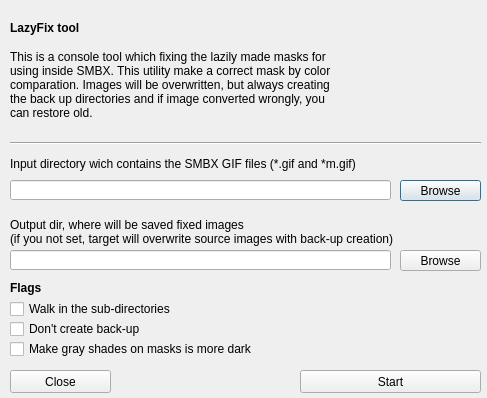
Above: Editor/external_tools/lazyfixtool_gui.ui from WohlSoft/Moondust-Project before the change. Below: the same form after it.
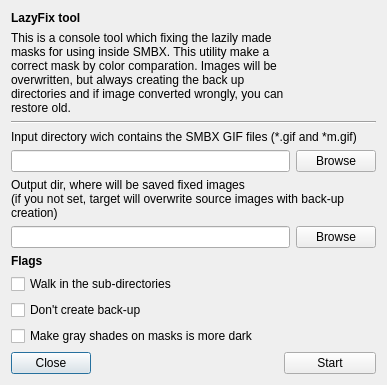
That is the form after the change. Icons and pictures are not drawn.

Commit message: Added console output for lauched external tools Any tool outputs will be displayed into the Developer Console tab

Diff of the .ui file:
```diff
--- a/Editor/external_tools/lazyfixtool_gui.ui
+++ b/Editor/external_tools/lazyfixtool_gui.ui
@@ -23,109 +23,26 @@
    <iconset resource="../_resources/editor.qrc">
     <normaloff>:/images/extermal_tools/cat_glasses_128.png</normaloff>:/images/extermal_tools/cat_glasses_128.png</iconset>
   </property>
-  <widget class="QPushButton" name="BrowseInput">
-   <property name="geometry">
-    <rect>
-     <x>400</x>
-     <y>180</y>
-     <width>81</width>
-     <height>21</height>
-    </rect>
+  <layout class="QGridLayout" name="gridLayout" rowstretch="0,10,0,0,0,0,0,0,0,0,0,0">
+   <property name="sizeConstraint">
+    <enum>QLayout::SetFixedSize</enum>
    </property>
-   <property name="text">
-    <string>Browse</string>
-   </property>
-  </widget>
-  <widget class="QLabel" name="label_3">
-   <property name="geometry">
-    <rect>
-     <x>10</x>
-     <y>50</y>
-     <width>321</width>
-     <height>81</height>
-    </rect>
-   </property>
+   <item row="0" column="0" colspan="3">
+    <widget class="QLabel" name="label_2">
+     <property name="font">
+      <font>
+       <weight>75</weight>
+       <italic>false</italic>
+       <bold>true</bold>
+      </font>
+     </property>
    <property name="text">
-    <string comment="About GIFs2PNG tool">This is a console tool which fixing the lazily made masks for using inside SMBX. This utility make a correct mask by color comparation. Images will be overwritten, but always creating the back up directories and if image converted wrongly, you can restore old.</string>
-   </property>
-   <property name="alignment">
-    <set>Qt::AlignLeading|Qt::AlignLeft|Qt::AlignTop</set>
-   </property>
-   <property name="wordWrap">
-    <bool>true</bool>
-   </property>
-  </widget>
-  <widget class="QLineEdit" name="inputDir">
-   <property name="geometry">
-    <rect>
-     <x>10</x>
-     <y>180</y>
-     <width>381</width>
-     <height>20</height>
-    </rect>
-   </property>
-  </widget>
-  <widget class="QLabel" name="label_5">
-   <property name="geometry">
-    <rect>
-     <x>10</x>
-     <y>205</y>
-     <width>471</width>
-     <height>41</height>
-    </rect>
-   </property>
-   <property name="text">
-    <string>Output dir, where will be saved fixed images
-(if you not set, target will overwrite source images with back-up creation)</string>
-   </property>
-   <property name="alignment">
-    <set>Qt::AlignBottom|Qt::AlignLeading|Qt::AlignLeft</set>
-   </property>
-   <property name="wordWrap">
-    <bool>true</bool>
-   </property>
-  </widget>
-  <widget class="QLabel" name="label">
-   <property name="geometry">
-    <rect>
-     <x>350</x>
-     <y>10</y>
-     <width>131</width>
-     <height>121</height>
-    </rect>
-   </property>
-   <property name="text">
-    <string notr="true"/>
-   </property>
-   <property name="pixmap">
-    <pixmap resource="../_resources/editor.qrc">:/images/extermal_tools/cat_glasses_128.png</pixmap>
-   </property>
-   <property name="alignment">
-    <set>Qt::AlignCenter</set>
-   </property>
-  </widget>
-  <widget class="QPushButton" name="startTool">
-   <property name="geometry">
-    <rect>
-     <x>300</x>
-     <y>370</y>
-     <width>181</width>
-     <height>23</height>
-    </rect>
-   </property>
-   <property name="text">
-    <string>Start</string>
-   </property>
-  </widget>
+      <string notr="true">LazyFix tool</string>
+     </property>
+    </widget>
+   </item>
+   <item row="3" column="0" colspan="5">
   <widget class="QLabel" name="label_4">
-   <property name="geometry">
-    <rect>
-     <x>10</x>
-     <y>150</y>
-     <width>471</width>
-     <height>21</height>
-    </rect>
-   </property>
    <property name="text">
     <string>Input directory wich contains the SMBX GIF files (*.gif and *m.gif)</string>
    </property>
@@ -133,64 +50,37 @@
     <set>Qt::AlignBottom|Qt::AlignLeading|Qt::AlignLeft</set>
    </property>
   </widget>
-  <widget class="Line" name="line">
-   <property name="geometry">
-    <rect>
-     <x>10</x>
-     <y>135</y>
-     <width>471</width>
-     <height>16</height>
-    </rect>
-   </property>
-   <property name="orientation">
-    <enum>Qt::Horizontal</enum>
-   </property>
-  </widget>
+   </item>
+   <item row="11" column="0">
   <widget class="QPushButton" name="close">
-   <property name="geometry">
-    <rect>
-     <x>10</x>
-     <y>370</y>
-     <width>101</width>
-     <height>23</height>
-    </rect>
-   </property>
    <property name="text">
     <string>Close</string>
    </property>
   </widget>
-  <widget class="QLineEdit" name="outputDir">
-   <property name="geometry">
-    <rect>
-     <x>10</x>
-     <y>250</y>
-     <width>381</width>
-     <height>20</height>
-    </rect>
-   </property>
-  </widget>
+   </item>
+   <item row="8" column="0" colspan="5">
+    <widget class="QCheckBox" name="WalkSubDirs">
+     <property name="text">
+      <string>Walk in the sub-directories</string>
+     </property>
+    </widget>
+   </item>
+   <item row="10" column="0" colspan="5">
+    <widget class="QCheckBox" name="grayMasks">
+     <property name="text">
+      <string>Make gray shades on masks is more dark</string>
+     </property>
+    </widget>
+   </item>
+   <item row="6" column="4">
   <widget class="QPushButton" name="BrowseOutput">
-   <property name="geometry">
-    <rect>
-     <x>400</x>
-     <y>250</y>
-     <width>81</width>
-     <height>21</height>
-    </rect>
-   </property>
    <property name="text">
     <string>Browse</string>
    </property>
   </widget>
+   </item>
+   <item row="7" column="0" colspan="5">
   <widget class="QLabel" name="label_6">
-   <property name="geometry">
-    <rect>
-     <x>10</x>
-     <y>280</y>
-     <width>471</width>
-     <height>16</height>
-    </rect>
-   </property>
    <property name="font">
     <font>
      <weight>75</weight>
@@ -202,65 +92,95 @@
     <string>Flags</string>
    </property>
   </widget>
-  <widget class="QCheckBox" name="WalkSubDirs">
-   <property name="geometry">
-    <rect>
-     <x>10</x>
-     <y>300</y>
-     <width>471</width>
-     <height>18</height>
-    </rect>
-   </property>
+   </item>
+   <item row="6" column="0" colspan="4">
+    <widget class="QLineEdit" name="outputDir"/>
+   </item>
+   <item row="2" column="0" colspan="5">
+    <widget class="Line" name="line">
+     <property name="orientation">
+      <enum>Qt::Horizontal</enum>
+     </property>
+    </widget>
+   </item>
+   <item row="0" column="3" rowspan="2" colspan="2">
+    <widget class="QLabel" name="label">
    <property name="text">
-    <string>Walk in the sub-directories</string>
-   </property>
-  </widget>
-  <widget class="QLabel" name="label_2">
-   <property name="geometry">
-    <rect>
-     <x>10</x>
-     <y>20</y>
-     <width>321</width>
-     <height>16</height>
-    </rect>
-   </property>
-   <property name="font">
-    <font>
-     <weight>75</weight>
-     <italic>false</italic>
-     <bold>true</bold>
-    </font>
-   </property>
-   <property name="text">
-    <string notr="true">LazyFix tool</string>
-   </property>
-  </widget>
+      <string notr="true"/>
+     </property>
+     <property name="pixmap">
+      <pixmap resource="../_resources/editor.qrc">:/images/extermal_tools/cat_glasses_128.png</pixmap>
+     </property>
+     <property name="alignment">
+      <set>Qt::AlignCenter</set>
+     </property>
+    </widget>
+   </item>
+   <item row="9" column="0" colspan="5">
   <widget class="QCheckBox" name="noBackUp">
-   <property name="geometry">
-    <rect>
-     <x>10</x>
-     <y>320</y>
-     <width>471</width>
-     <height>18</height>
-    </rect>
-   </property>
    <property name="text">
     <string>Don't create back-up</string>
    </property>
   </widget>
-  <widget class="QCheckBox" name="grayMasks">
-   <property name="geometry">
-    <rect>
-     <x>10</x>
-     <y>340</y>
-     <width>471</width>
-     <height>18</height>
-    </rect>
-   </property>
+   </item>
+   <item row="11" column="2" colspan="3">
+    <widget class="QPushButton" name="startTool">
+     <property name="text">
+      <string>Start</string>
+     </property>
+    </widget>
+   </item>
+   <item row="4" column="0" colspan="4">
+    <widget class="QLineEdit" name="inputDir"/>
+   </item>
+   <item row="4" column="4">
+    <widget class="QPushButton" name="BrowseInput">
    <property name="text">
-    <string>Make gray shades on masks is more dark</string>
-   </property>
-  </widget>
+      <string>Browse</string>
+     </property>
+    </widget>
+   </item>
+   <item row="1" column="0" colspan="3">
+    <widget class="QLabel" name="label_3">
+     <property name="text">
+      <string comment="About GIFs2PNG tool">This is a console tool which fixing the lazily made masks for using inside SMBX. This utility make a correct mask by color comparation. Images will be overwritten, but always creating the back up directories and if image converted wrongly, you can restore old.</string>
+     </property>
+     <property name="alignment">
+      <set>Qt::AlignLeading|Qt::AlignLeft|Qt::AlignTop</set>
+     </property>
+     <property name="wordWrap">
+      <bool>true</bool>
+     </property>
+    </widget>
+   </item>
+   <item row="5" column="0" colspan="5">
+    <widget class="QLabel" name="label_5">
+     <property name="text">
+      <string>Output dir, where will be saved fixed images
+(if you not set, target will overwrite source images with back-up creation)</string>
+     </property>
+     <property name="alignment">
+      <set>Qt::AlignBottom|Qt::AlignLeading|Qt::AlignLeft</set>
+     </property>
+     <property name="wordWrap">
+      <bool>true</bool>
+     </property>
+    </widget>
+   </item>
+   <item row="11" column="1">
+    <spacer name="horizontalSpacer">
+     <property name="orientation">
+      <enum>Qt::Horizontal</enum>
+     </property>
+     <property name="sizeHint" stdset="0">
+      <size>
+       <width>40</width>
+       <height>20</height>
+      </size>
+     </property>
+    </spacer>
+   </item>
+  </layout>
  </widget>
  <resources>
   <include location="../_resources/editor.qrc"/>
```
Lines whose indentation alone changed are shown as unchanged. The commit also changes 5 other files.
